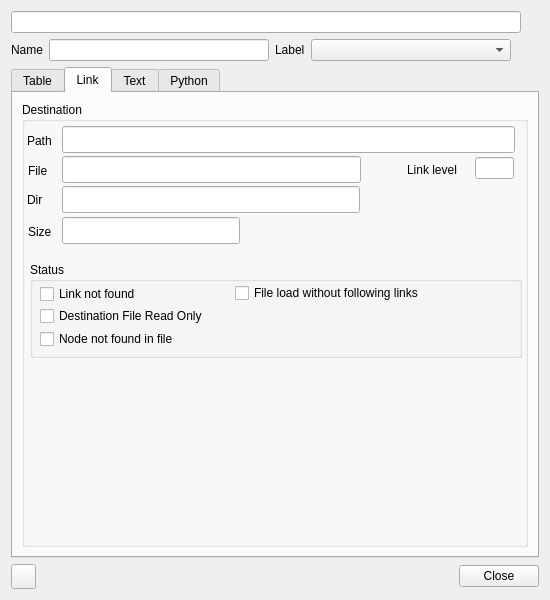
The window that NAVigater/CGNS/NAV/T/Q7FormWindow.ui (pyCGNS/pyCGNS) describes before a commit, drawn with Qt 5.
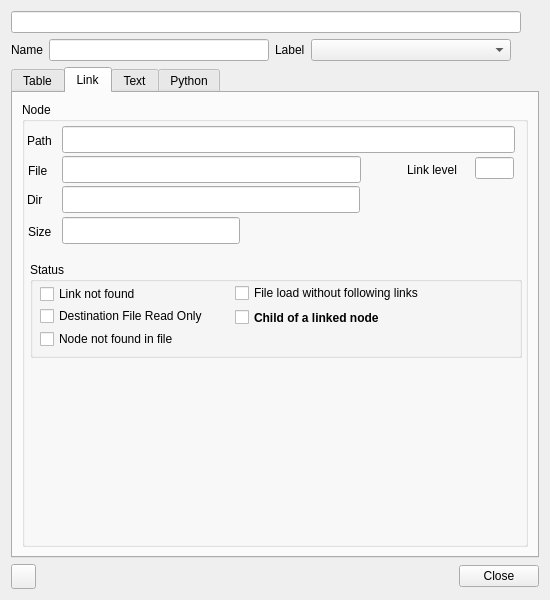
The same window after the commit. The open tabs and pages were chosen to show the change. Icons and pictures are not drawn. Custom widgets are drawn as their Qt base class.

Patch:
```diff
--- a/NAVigater/CGNS/NAV/T/Q7FormWindow.ui
+++ b/NAVigater/CGNS/NAV/T/Q7FormWindow.ui
@@ -597,7 +597,7 @@
               </sizepolicy>
              </property>
              <property name="title">
-              <string>Destination</string>
+              <string>Node</string>
              </property>
              <widget class="QLabel" name="label_9">
               <property name="geometry">
@@ -778,6 +778,25 @@
                 <string>File load without following links</string>
                </property>
               </widget>
+              <widget class="QCheckBox" name="cChildOfLink">
+               <property name="geometry">
+                <rect>
+                 <x>205</x>
+                 <y>45</y>
+                 <width>232</width>
+                 <height>21</height>
+                </rect>
+               </property>
+               <property name="font">
+                <font>
+                 <weight>75</weight>
+                 <bold>true</bold>
+                </font>
+               </property>
+               <property name="text">
+                <string>Child of a linked node</string>
+               </property>
+              </widget>
              </widget>
             </widget>
            </item>
```
